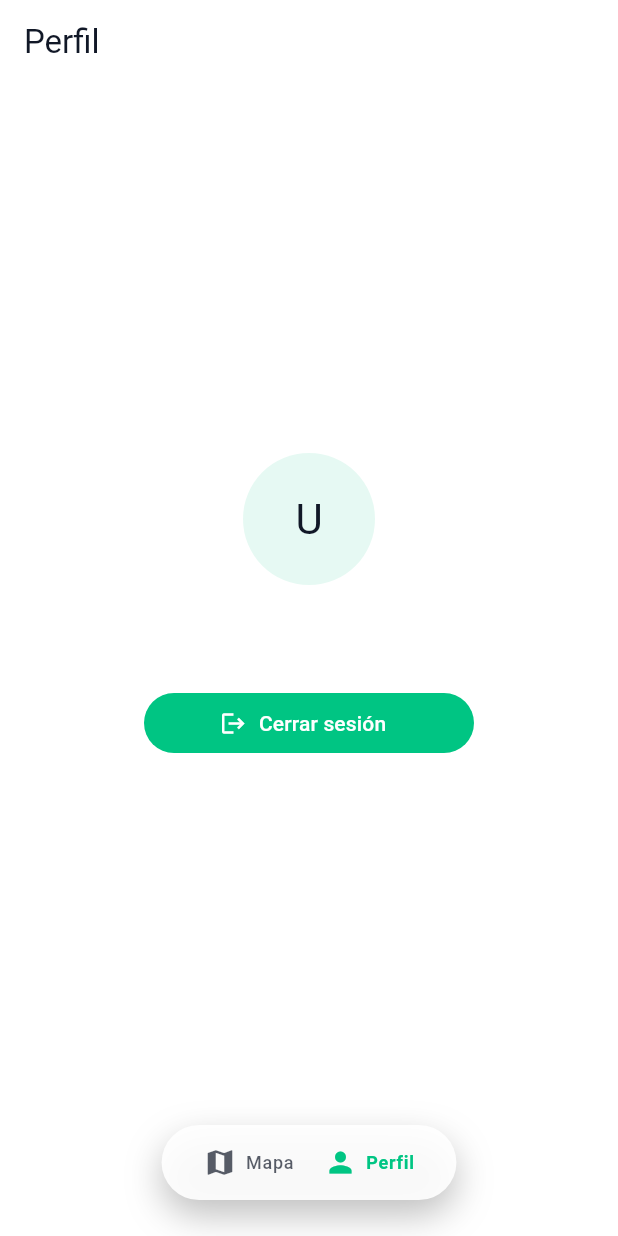
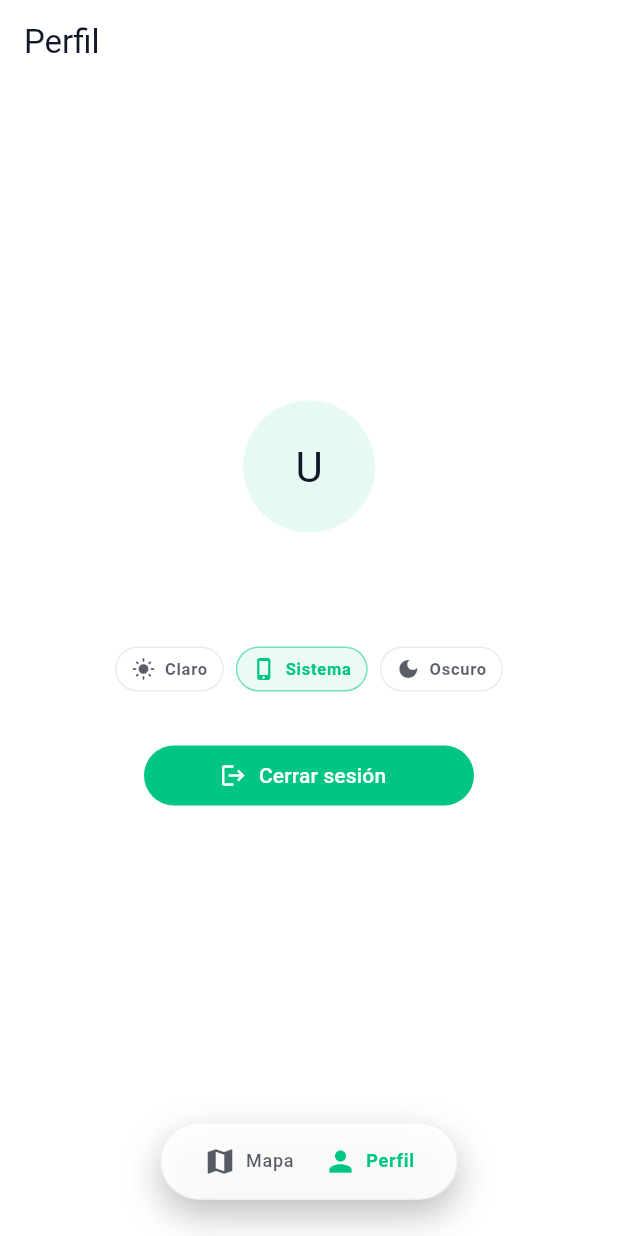
Before and after one commit to cjuriartec/lumaview, a Flutter app: the screen it shows after launch, after a tap on "Perfil", on a phone screen of 412 x 824 dp. Run offline on Flutter 3.47's test engine with Material 3 defaults, Android fonts, the phone set to English and light mode, and no system bars; our stand-ins replace flutter_riverpod, google_maps_flutter, google_sign_in, shared_preferences, supabase_flutter; accounts and stored records are empty.

Commit message:
feat(map,shell): add theme toggle and improve UI styling
- Disable zoom controls on the map for a cleaner interface
- Add theme toggle component (light/system/dark) to the profile screen
- Update bottom navigation bar styling with improved colors, borders, and shadows
- Refactor profile screen to use ConsumerState for theme state management

```diff
--- a/lib/features/map/presentation/pages/map_page.dart
+++ b/lib/features/map/presentation/pages/map_page.dart
@@ -171,6 +171,7 @@ class MapPageState extends ConsumerState<MapPage> {
             child: GoogleMap(
               initialCameraPosition: currentCamera,
               myLocationEnabled: false,
+              zoomControlsEnabled: false,
               myLocationButtonEnabled: false,
               style: kIsWeb ? null : (isDark ? darkMapStyle : lightMapStyle),
               onMapCreated: (controller) {
--- a/lib/features/shell/presentation/pages/root_shell_page.dart
+++ b/lib/features/shell/presentation/pages/root_shell_page.dart
@@ -1,5 +1,6 @@
 import 'package:flutter/material.dart';
 import 'package:flutter_riverpod/flutter_riverpod.dart';
+import 'package:lumaview/core/theme/providers/theme_provider.dart';
 import 'package:lumaview/features/auth/presentation/pages/login_page.dart';
 import 'package:lumaview/features/map/presentation/pages/map_page.dart';
 import 'package:supabase_flutter/supabase_flutter.dart';
@@ -18,6 +19,7 @@ class _RootShellPageState extends ConsumerState<RootShellPage> {
   Widget build(BuildContext context) {
     final theme = Theme.of(context);
     final isDark = theme.brightness == Brightness.dark;
+
     final mainContent = _currentIndex == 0
         ? const MapPage()
         : const _ProfileScreen();
@@ -37,12 +39,19 @@ class _RootShellPageState extends ConsumerState<RootShellPage> {
                 ),
                 decoration: BoxDecoration(
                   color: isDark
-                      ? Colors.black
+                      ? const Color(0xFF1A1A1A)
                       : theme.colorScheme.surface.withValues(alpha: 0.9),
                   borderRadius: BorderRadius.circular(999),
+                  border: Border.all(
+                    color: isDark
+                        ? Colors.white.withValues(alpha: 0.1)
+                        : Colors.black.withValues(alpha: 0.05),
+                  ),
                   boxShadow: [
                     BoxShadow(
-                      color: Colors.black.withValues(alpha: 0.25),
+                      color: isDark
+                          ? Colors.black.withValues(alpha: 0.4)
+                          : Colors.black.withValues(alpha: 0.25),
                       blurRadius: 20,
                       offset: const Offset(0, 10),
                     ),
@@ -78,6 +87,109 @@ class _RootShellPageState extends ConsumerState<RootShellPage> {
             ),
           ),
         ],
+      ),
+    );
+  }
+}
+
+class _ThemeToggleButton extends StatelessWidget {
+  const _ThemeToggleButton({
+    required this.themeMode,
+    required this.onModeSelected,
+  });
+
+  final ThemeMode themeMode;
+  final ValueChanged<ThemeMode> onModeSelected;
+
+  @override
+  Widget build(BuildContext context) {
+    return Row(
+      mainAxisSize: MainAxisSize.min,
+      children: [
+        _ThemeModeChip(
+          icon: Icons.light_mode,
+          label: 'Claro',
+          mode: ThemeMode.light,
+          selected: themeMode == ThemeMode.light,
+          onSelected: onModeSelected,
+        ),
+        const SizedBox(width: 8),
+        _ThemeModeChip(
+          icon: Icons.phone_iphone,
+          label: 'Sistema',
+          mode: ThemeMode.system,
+          selected: themeMode == ThemeMode.system,
+          onSelected: onModeSelected,
+        ),
+        const SizedBox(width: 8),
+        _ThemeModeChip(
+          icon: Icons.dark_mode,
+          label: 'Oscuro',
+          mode: ThemeMode.dark,
+          selected: themeMode == ThemeMode.dark,
+          onSelected: onModeSelected,
+        ),
+      ],
+    );
+  }
+}
+
+class _ThemeModeChip extends StatelessWidget {
+  const _ThemeModeChip({
+    required this.icon,
+    required this.label,
+    required this.mode,
+    required this.selected,
+    required this.onSelected,
+  });
+
+  final IconData icon;
+  final String label;
+  final ThemeMode mode;
+  final bool selected;
+  final ValueChanged<ThemeMode> onSelected;
+
+  @override
+  Widget build(BuildContext context) {
+    final theme = Theme.of(context);
+    final backgroundColor = selected
+        ? theme.colorScheme.primary.withValues(alpha: 0.08)
+        : Colors.transparent;
+    final borderColor = selected
+        ? theme.colorScheme.primary.withValues(alpha: 0.5)
+        : theme.brightness == Brightness.dark
+        ? Colors.white.withValues(alpha: 0.25)
+        : Colors.black.withValues(alpha: 0.08);
+    final foregroundColor = selected
+        ? theme.colorScheme.primary
+        : theme.colorScheme.onSurface.withValues(alpha: 0.7);
+
+    return InkWell(
+      onTap: () => onSelected(mode),
+      borderRadius: BorderRadius.circular(999),
+      child: AnimatedContainer(
+        duration: const Duration(milliseconds: 180),
+        curve: Curves.easeOut,
+        padding: const EdgeInsets.symmetric(horizontal: 10, vertical: 6),
+        decoration: BoxDecoration(
+          color: backgroundColor,
+          borderRadius: BorderRadius.circular(999),
+          border: Border.all(color: borderColor),
+        ),
+        child: Row(
+          mainAxisSize: MainAxisSize.min,
+          children: [
+            Icon(icon, size: 16, color: foregroundColor),
+            const SizedBox(width: 6),
+            Text(
+              label,
+              style: theme.textTheme.labelSmall?.copyWith(
+                color: foregroundColor,
+                fontWeight: FontWeight.w600,
+              ),
+            ),
+          ],
+        ),
       ),
     );
   }
@@ -242,14 +354,14 @@ class _ProfilePanelState extends State<_ProfilePanel> {
   }
 }
 
-class _ProfileScreen extends StatefulWidget {
+class _ProfileScreen extends ConsumerStatefulWidget {
   const _ProfileScreen();
 
   @override
-  State<_ProfileScreen> createState() => _ProfileScreenState();
+  ConsumerState<_ProfileScreen> createState() => _ProfileScreenState();
 }
 
-class _ProfileScreenState extends State<_ProfileScreen> {
+class _ProfileScreenState extends ConsumerState<_ProfileScreen> {
   late final Stream<AuthState> _authStream;
 
   @override
@@ -263,6 +375,8 @@ class _ProfileScreenState extends State<_ProfileScreen> {
     final auth = Supabase.instance.client.auth;
     final theme = Theme.of(context);
     final isDark = theme.brightness == Brightness.dark;
+    final themeModeState = ref.watch(themeNotifierProvider);
+    final themeMode = themeModeState.asData?.value ?? ThemeMode.system;
 
     return StreamBuilder<AuthState>(
       stream: _authStream,
@@ -349,7 +463,24 @@ class _ProfileScreenState extends State<_ProfileScreen> {
                         ),
                       ),
                     ],
-                    const SizedBox(height: 24),
+                    const SizedBox(height: 32),
+                    Align(
+                      alignment: Alignment.center,
+                      child: Column(
+                        crossAxisAlignment: CrossAxisAlignment.center,
+                        children: [
+                          _ThemeToggleButton(
+                            themeMode: themeMode,
+                            onModeSelected: (mode) {
+                              ref
+                                  .read(themeNotifierProvider.notifier)
+                                  .setThemeMode(mode);
+                            },
+                          ),
+                        ],
+                      ),
+                    ),
+                    const SizedBox(height: 32),
                     SizedBox(
                       width: 220,
                       child: FilledButton.icon(
```
